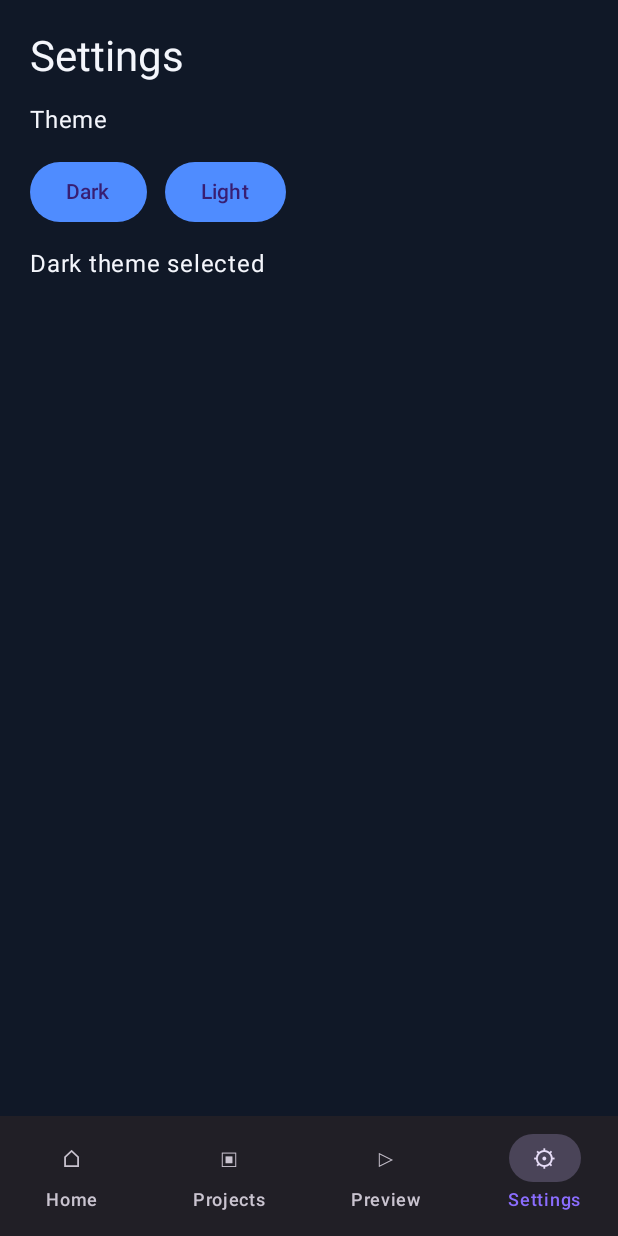
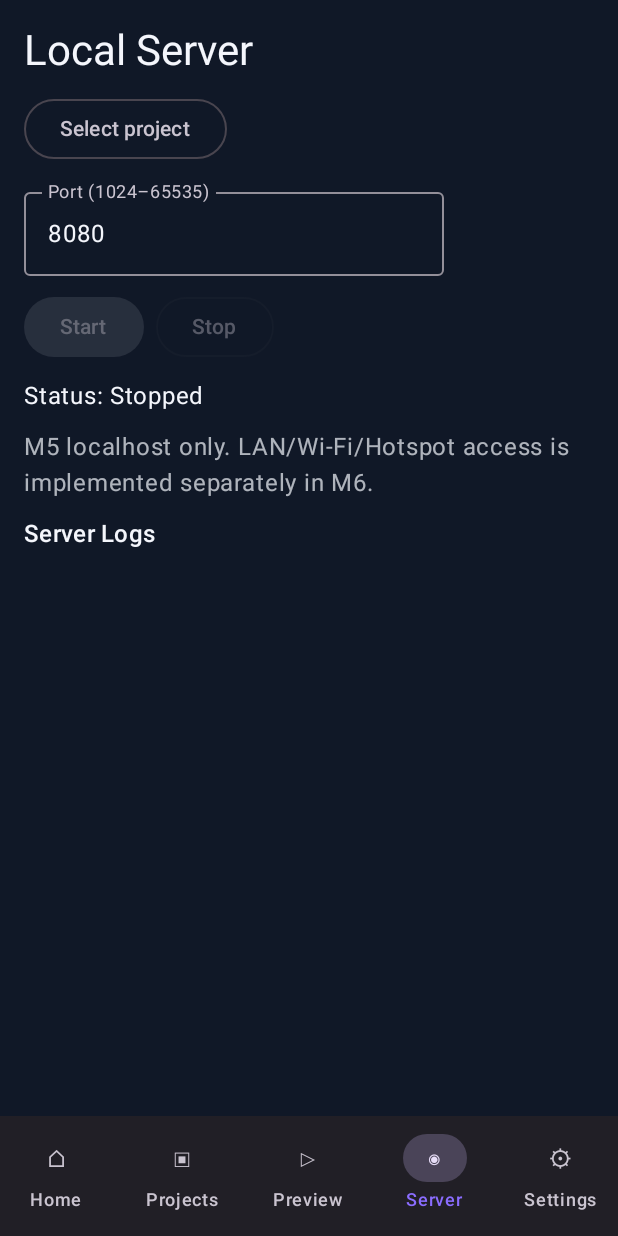
Before and after one commit to ishak6/novarun-lite, an Android app built with Jetpack Compose: the screen it shows after launch (MainActivity), item 4 of the bottom bar chosen, on a phone screen of 412 x 824 dp. Run offline under Robolectric (Android 15) with nearby library versions, the phone set to English and light mode, and no system bars.

Commit message:
M5: add localhost server dashboard and start/stop controls

```diff
--- a/app/src/main/java/com/novarun/lite/MainActivity.kt
+++ b/app/src/main/java/com/novarun/lite/MainActivity.kt
@@ -45,6 +45,7 @@ import androidx.compose.runtime.DisposableEffect
 import androidx.compose.runtime.LaunchedEffect
 import androidx.compose.runtime.getValue
 import androidx.compose.runtime.mutableStateOf
+import androidx.compose.runtime.mutableStateListOf
 import androidx.compose.runtime.remember
 import androidx.compose.runtime.setValue
 import androidx.compose.ui.Modifier
@@ -63,6 +64,7 @@ import com.novarun.lite.projects.ProjectStore
 import com.novarun.lite.projects.ProjectSummary
 import com.novarun.lite.files.ProjectFileEntry
 import com.novarun.lite.files.ProjectFileStore
+import com.novarun.lite.server.LocalHttpServer
 import kotlinx.coroutines.delay
 
 private val Navy = Color(0xFF101827)
@@ -80,6 +82,7 @@ private enum class MainTab(val label: String, val symbol: String) {
     HOME("Home", "⌂"),
     PROJECTS("Projects", "▣"),
     PREVIEW("Preview", "▷"),
+    SERVER("Server", "◉"),
     SETTINGS("Settings", "⚙")
 }
 
@@ -88,6 +91,10 @@ private fun NovaRunApp() {
     var selectedTab by remember { mutableStateOf(0) }
     var darkMode by remember { mutableStateOf(true) }
     val tabs = MainTab.entries
+    val serverController = remember { LocalServerController() }
+    DisposableEffect(serverController) {
+        onDispose { serverController.stop() }
+    }
     val colors = if (darkMode) darkColorScheme(
         primary = Blue,
         secondary = Purple,
@@ -120,10 +127,12 @@ private fun NovaRunApp() {
                 when (tabs[selectedTab]) {
                     MainTab.HOME -> HomeScreen(
                         onProjects = { selectedTab = 1 },
-                        onPreview = { selectedTab = 2 }
+                        onPreview = { selectedTab = 2 },
+                        onServer = { selectedTab = 3 }
                     )
                     MainTab.PROJECTS -> ProjectManagerScreen()
                     MainTab.PREVIEW -> ProjectPreviewScreen()
+                    MainTab.SERVER -> ServerDashboardScreen(serverController)
                     MainTab.SETTINGS -> SettingsScreen(
                         darkMode = darkMode,
                         onThemeChange = { darkMode = it }
@@ -135,7 +144,7 @@ private fun NovaRunApp() {
 }
 
 @Composable
-private fun HomeScreen(onProjects: () -> Unit, onPreview: () -> Unit) {
+private fun HomeScreen(onProjects: () -> Unit, onPreview: () -> Unit, onServer: () -> Unit) {
     val context = LocalContext.current
     val projects = remember { ProjectStore(context.applicationContext).listProjects() }
     Column(
@@ -168,6 +177,7 @@ private fun HomeScreen(onProjects: () -> Unit, onPreview: () -> Unit) {
             Button(onClick = onProjects, modifier = Modifier.weight(1f)) { Text("Projects") }
             OutlinedButton(onClick = onProjects, modifier = Modifier.weight(1f)) { Text("Import ZIP") }
             Button(onClick = onPreview, modifier = Modifier.weight(1f)) { Text("Preview") }
+            OutlinedButton(onClick = onServer, modifier = Modifier.weight(1f)) { Text("Server") }
         }
     }
 }
@@ -670,6 +680,113 @@ private class CodeSyntaxTransformation(private val extension: String) : VisualTr
 }
 
 
+
+private class LocalServerController {
+    private var server: LocalHttpServer? = null
+
+    fun start(
+        project: ProjectSummary,
+        port: Int,
+        onLog: (String) -> Unit,
+        onState: (Boolean) -> Unit
+    ) {
+        check(server == null) { "Server is already active" }
+        val instance = LocalHttpServer(project.directory, port, onLog, onState)
+        server = instance
+        instance.start()
+    }
+
+    fun stop() {
+        server?.stop()
+        server = null
+    }
+}
+
+@Composable
+private fun ServerDashboardScreen(controller: LocalServerController) {
+    val context = LocalContext.current
+    val projects = remember { ProjectStore(context.applicationContext).listProjects() }
+    var selectedProject by remember { mutableStateOf(projects.firstOrNull()) }
+    var menuExpanded by remember { mutableStateOf(false) }
+    var portText by remember { mutableStateOf("8080") }
+    var running by remember { mutableStateOf(false) }
+    var starting by remember { mutableStateOf(false) }
+    val logs = remember { mutableStateListOf<String>() }
+
+    fun addLog(value: String) {
+        logs.add(0, value)
+        while (logs.size > 30) logs.removeAt(logs.lastIndex)
+    }
+
+    Column(
+        modifier = Modifier.fillMaxSize().padding(16.dp),
+        verticalArrangement = Arrangement.spacedBy(10.dp)
+    ) {
+        Text("Local Server", style = MaterialTheme.typography.headlineMedium)
+        androidx.compose.foundation.layout.Box {
+            OutlinedButton(onClick = { menuExpanded = true }) {
+                Text(selectedProject?.name ?: "Select project")
+            }
+            DropdownMenu(expanded = menuExpanded, onDismissRequest = { menuExpanded = false }) {
+                projects.forEach { project ->
+                    DropdownMenuItem(
+                        text = { Text(project.name) },
+                        onClick = { selectedProject = project; menuExpanded = false }
+                    )
+                }
+            }
+        }
+        OutlinedTextField(
+            value = portText,
+            onValueChange = { if (it.length <= 5 && it.all(Char::isDigit)) portText = it },
+            label = { Text("Port (1024–65535)") },
+            singleLine = true
+        )
+        Row(horizontalArrangement = Arrangement.spacedBy(8.dp)) {
+            Button(
+                enabled = !running && !starting && selectedProject != null,
+                onClick = {
+                    val port = portText.toIntOrNull()
+                    if (port == null || port !in 1024..65535) {
+                        addLog("Choose a port between 1024 and 65535")
+                    } else {
+                        starting = true
+                        runCatching {
+                            controller.start(
+                                selectedProject!!,
+                                port,
+                                ::addLog
+                            ) {
+                                running = it
+                                starting = false
+                            }
+                        }.onFailure {
+                            starting = false
+                            addLog(it.message ?: "Could not start server")
+                        }
+                    }
+                }
+            ) { Text(if (starting) "Starting…" else "Start") }
+            OutlinedButton(
+                enabled = running || starting,
+                onClick = {
+                    controller.stop()
+                    running = false
+                    starting = false
+                }
+            ) { Text("Stop") }
+        }
+        Text(if (running) "Status: Running" else "Status: Stopped")
+        if (running) Text("Local URL: http://127.0.0.1:$portText")
+        Text(
+            "M5 localhost only. LAN/Wi-Fi/Hotspot access is implemented separately in M6.",
+            color = MaterialTheme.colorScheme.onBackground.copy(alpha = 0.7f)
+        )
+        Text("Server Logs", style = MaterialTheme.typography.titleMedium)
+        logs.forEach { Text(it, style = MaterialTheme.typography.bodySmall) }
+    }
+}
+
 @Composable
 private fun ProjectPreviewScreen() {
     val context = LocalContext.current
```
